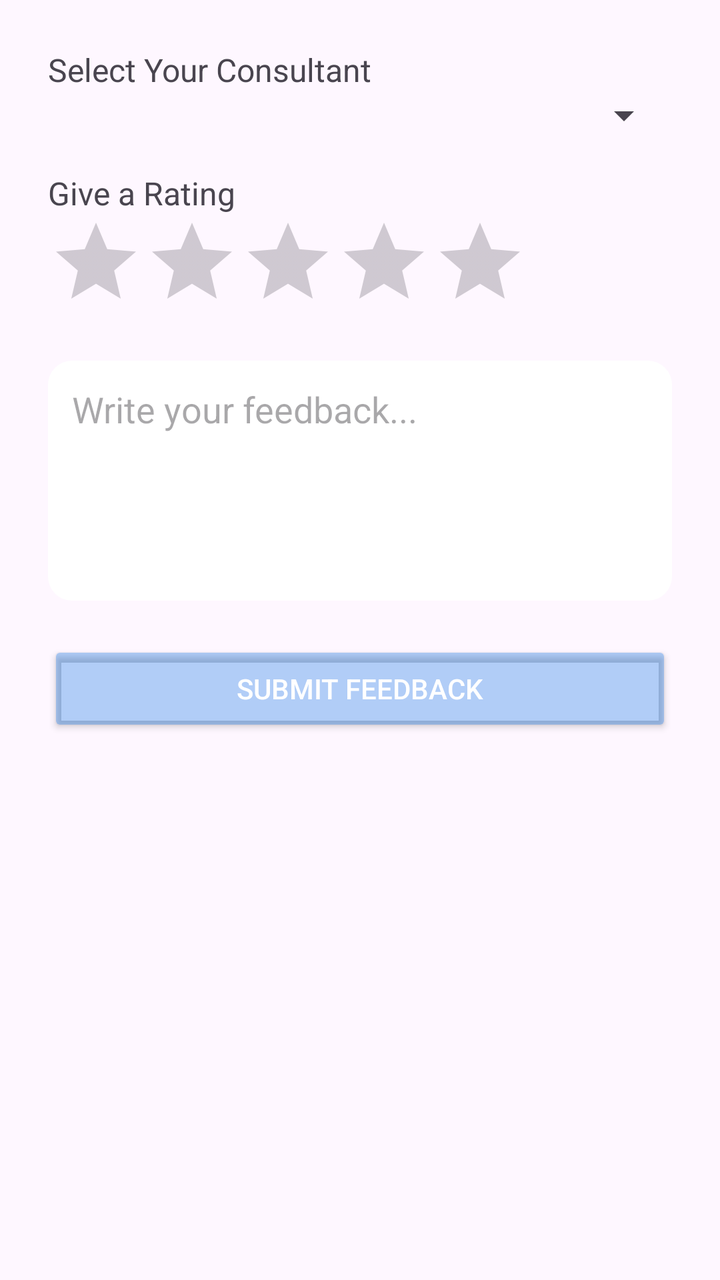
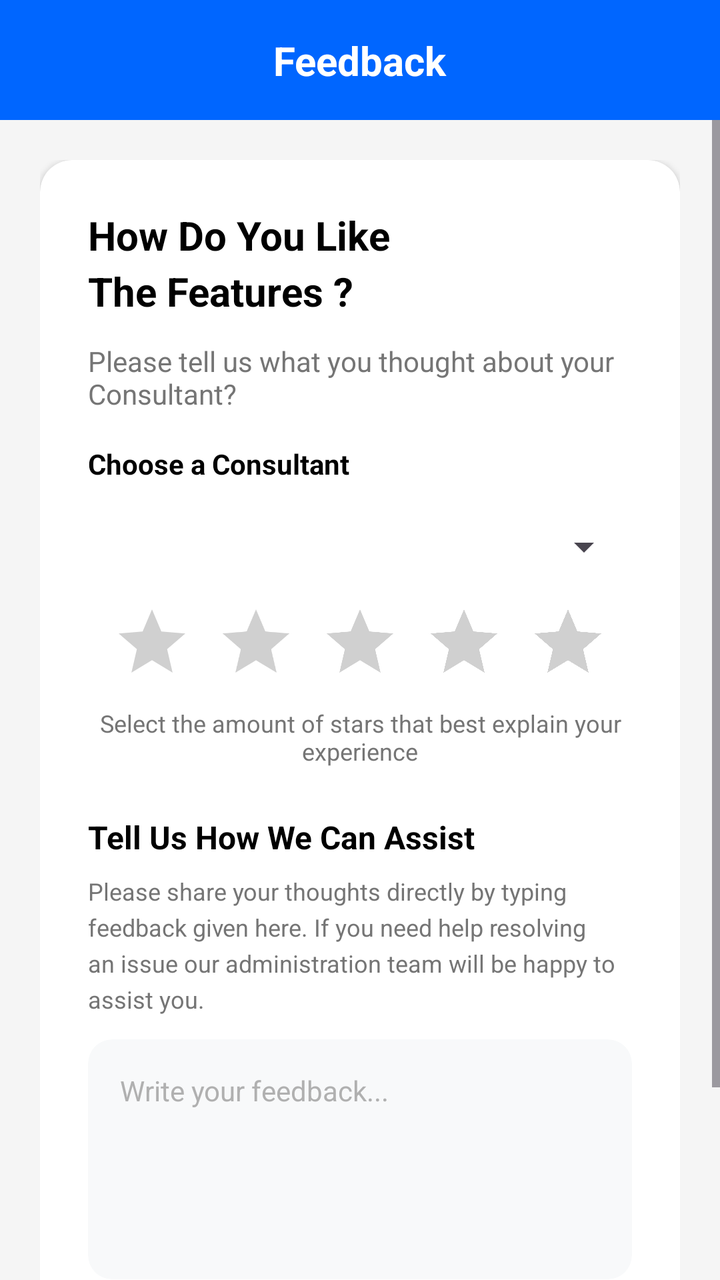

Compare the two renders of this Android layout. The source of the first and the diff that turns it into the second are given below.
<!-- AndroidManifest.xml: application theme Theme.AcadenceApp -->
<!-- res/layout/activity_feedback.xml -->
<ScrollView xmlns:android="http://schemas.android.com/apk/res/android"
    android:layout_width="match_parent"
    android:layout_height="match_parent"
    android:padding="24dp">

    <LinearLayout
        android:orientation="vertical"
        android:layout_width="match_parent"
        android:layout_height="wrap_content">

        <TextView
            android:text="Select Your Consultant"
            android:layout_width="match_parent"
            android:layout_height="wrap_content"
            android:textSize="16sp" />

        <Spinner
            android:id="@+id/consultantSpinner"
            android:layout_width="match_parent"
            android:layout_height="wrap_content" />

        <TextView
            android:text="Give a Rating"
            android:layout_width="match_parent"
            android:layout_height="wrap_content"
            android:layout_marginTop="16dp"
            android:textSize="16sp" />

        <RatingBar
            android:id="@+id/ratingBar"
            android:layout_width="wrap_content"
            android:layout_height="wrap_content"
            android:numStars="5"
            android:stepSize="1.0"
            android:layout_marginBottom="16dp" />

        <EditText
            android:id="@+id/commentsBox"
            android:hint="Write your feedback..."
            android:layout_width="match_parent"
            android:layout_height="120dp"
            android:background="@drawable/rounded_white_bg"
            android:gravity="top"
            android:padding="12dp"
            android:inputType="textMultiLine" />

        <Button
            android:id="@+id/submitBtn"
            android:text="Submit Feedback"
            android:layout_width="match_parent"
            android:layout_height="wrap_content"
            android:layout_marginTop="20dp"
            android:backgroundTint="@color/purple"
            android:textColor="@android:color/white" />

    </LinearLayout>
</ScrollView>
<!-- resources referenced by this layout -->
<resources>
  <color name="purple">#4E006DE6</color>
  <!-- drawable rounded_white_bg (drawable) -->
  <shape xmlns:android="http://schemas.android.com/apk/res/android"
      android:shape="rectangle">
      <solid android:color="@android:color/white" />
      <corners android:radius="12dp" />
  </shape>
  <style name="Theme.AcadenceApp" parent="Base.Theme.AcadenceApp" />
  <style name="Base.Theme.AcadenceApp" parent="Theme.Material3.DayNight.NoActionBar">
          <item name="colorPrimary">#0066FF</item>   
          <item name="colorPrimaryVariant">#004C99</item> 
          <item name="colorOnPrimary">#FFFFFF</item> 
      </style>
</resources>

<!-- the commit's change to res/layout/activity_feedback.xml (unified diff, before → after) -->
@@ -1,57 +1,239 @@
-<ScrollView xmlns:android="http://schemas.android.com/apk/res/android"
+<?xml version="1.0" encoding="utf-8"?>
+<androidx.constraintlayout.widget.ConstraintLayout
+    xmlns:android="http://schemas.android.com/apk/res/android"
+    xmlns:app="http://schemas.android.com/apk/res-auto"
     android:layout_width="match_parent"
     android:layout_height="match_parent"
-    android:padding="24dp">
-
-    <LinearLayout
-        android:orientation="vertical"
-        android:layout_width="match_parent"
-        android:layout_height="wrap_content">
+    android:background="#F5F5F5">
+
+    
+    <androidx.constraintlayout.widget.ConstraintLayout
+        android:id="@+id/topBar"
+        android:layout_width="0dp"
+        android:layout_height="60dp"
+        android:background="#0066FF"
+        app:layout_constraintTop_toTopOf="parent"
+        app:layout_constraintStart_toStartOf="parent"
+        app:layout_constraintEnd_toEndOf="parent">
 
         <TextView
-            android:text="Select Your Consultant"
+            android:layout_width="wrap_content"
+            android:layout_height="wrap_content"
+            android:text="Feedback"
+            android:textColor="@android:color/white"
+            android:textSize="20sp"
+            android:textStyle="bold"
+            app:layout_constraintTop_toTopOf="parent"
+            app:layout_constraintBottom_toBottomOf="parent"
+            app:layout_constraintStart_toStartOf="parent"
+            app:layout_constraintEnd_toEndOf="parent"/>
+    </androidx.constraintlayout.widget.ConstraintLayout>
+
+    <ScrollView
+        android:layout_width="0dp"
+        android:layout_height="0dp"
+        android:fillViewport="true"
+        app:layout_constraintTop_toBottomOf="@id/topBar"
+        app:layout_constraintBottom_toBottomOf="parent"
+        app:layout_constraintStart_toStartOf="parent"
+        app:layout_constraintEnd_toEndOf="parent">
+
+        <LinearLayout
             android:layout_width="match_parent"
             android:layout_height="wrap_content"
-            android:textSize="16sp" />
-
-        <Spinner
-            android:id="@+id/consultantSpinner"
-            android:layout_width="match_parent"
-            android:layout_height="wrap_content" />
-
-        <TextView
-            android:text="Give a Rating"
-            android:layout_width="match_parent"
-            android:layout_height="wrap_content"
-            android:layout_marginTop="16dp"
-            android:textSize="16sp" />
-
-        <RatingBar
-            android:id="@+id/ratingBar"
-            android:layout_width="wrap_content"
-            android:layout_height="wrap_content"
-            android:numStars="5"
-            android:stepSize="1.0"
-            android:layout_marginBottom="16dp" />
-
-        <EditText
-            android:id="@+id/commentsBox"
-            android:hint="Write your feedback..."
-            android:layout_width="match_parent"
-            android:layout_height="120dp"
-            android:background="@drawable/rounded_white_bg"
-            android:gravity="top"
-            android:padding="12dp"
-            android:inputType="textMultiLine" />
-
-        <Button
-            android:id="@+id/submitBtn"
-            android:text="Submit Feedback"
-            android:layout_width="match_parent"
-            android:layout_height="wrap_content"
-            android:layout_marginTop="20dp"
-            android:backgroundTint="@color/purple"
-            android:textColor="@android:color/white" />
-
-    </LinearLayout>
-</ScrollView>
+            android:orientation="vertical"
+            android:padding="20dp">
+
+            
+            <androidx.cardview.widget.CardView
+                android:layout_width="match_parent"
+                android:layout_height="wrap_content"
+                app:cardCornerRadius="16dp"
+                app:cardElevation="2dp"
+                android:backgroundTint="@android:color/white">
+
+                <LinearLayout
+                    android:layout_width="match_parent"
+                    android:layout_height="wrap_content"
+                    android:orientation="vertical"
+                    android:padding="24dp">
+
+                    
+                    <TextView
+                        android:layout_width="wrap_content"
+                        android:layout_height="wrap_content"
+                        android:text="How Do You Like\nThe Features ?"
+                        android:textSize="20sp"
+                        android:textStyle="bold"
+                        android:textColor="#000000"
+                        android:lineHeight="28dp"
+                        android:layout_marginBottom="12dp"/>
+
+                    
+                    <TextView
+                        android:layout_width="wrap_content"
+                        android:layout_height="wrap_content"
+                        android:text="Please tell us what you thought about your Consultant?"
+                        android:textSize="14sp"
+                        android:textColor="#757575"
+                        android:layout_marginBottom="16dp"/>
+
+                    
+                    <TextView
+                        android:layout_width="wrap_content"
+                        android:layout_height="wrap_content"
+                        android:text="Choose a Consultant"
+                        android:textSize="14sp"
+                        android:textColor="#000000"
+                        android:textStyle="bold"
+                        android:layout_marginBottom="8dp"/>
+
+                    
+                    <Spinner
+                        android:id="@+id/consultantSpinner"
+                        android:layout_width="match_parent"
+                        android:layout_height="48dp" />
+
+                    
+                    <LinearLayout
+                        android:layout_width="match_parent"
+                        android:layout_height="wrap_content"
+                        android:orientation="horizontal"
+                        android:gravity="center"
+                        android:layout_marginBottom="8dp">
+
+                        <ImageView
+                            android:id="@+id/star1"
+                            android:layout_width="48dp"
+                            android:layout_height="48dp"
+                            android:src="@drawable/ic_star"
+                            android:padding="4dp"
+                            android:clickable="true"
+                            android:focusable="true"
+                            android:contentDescription="1 star"
+                            app:tint="#D0D0D0"/>
+
+                        <ImageView
+                            android:id="@+id/star2"
+                            android:layout_width="48dp"
+                            android:layout_height="48dp"
+                            android:src="@drawable/ic_star"
+                            android:padding="4dp"
+                            android:clickable="true"
+                            android:focusable="true"
+                            android:contentDescription="2 stars"
+                            app:tint="#D0D0D0"
+                            android:layout_marginStart="4dp"/>
+
+                        <ImageView
+                            android:id="@+id/star3"
+                            android:layout_width="48dp"
+                            android:layout_height="48dp"
+                            android:src="@drawable/ic_star"
+                            android:padding="4dp"
+                            android:clickable="true"
+                            android:focusable="true"
+                            android:contentDescription="3 stars"
+                            app:tint="#D0D0D0"
+                            android:layout_marginStart="4dp"/>
+
+                        <ImageView
+                            android:id="@+id/star4"
+                            android:layout_width="48dp"
+                            android:layout_height="48dp"
+                            android:src="@drawable/ic_star"
+                            android:padding="4dp"
+                            android:clickable="true"
+                            android:focusable="true"
+                            android:contentDescription="4 stars"
+                            app:tint="#D0D0D0"
+                            android:layout_marginStart="4dp"/>
+
+                        <ImageView
+                            android:id="@+id/star5"
+                            android:layout_width="48dp"
+                            android:layout_height="48dp"
+                            android:src="@drawable/ic_star"
+                            android:padding="4dp"
+                            android:clickable="true"
+                            android:focusable="true"
+                            android:contentDescription="5 stars"
+                            app:tint="#D0D0D0"
+                            android:layout_marginStart="4dp"/>
+                    </LinearLayout>
+
+                    
+                    <TextView
+                        android:layout_width="match_parent"
+                        android:layout_height="wrap_content"
+                        android:text="Select the amount of stars that best explain your experience"
+                        android:textSize="12sp"
+                        android:textColor="#757575"
+                        android:gravity="center"
+                        android:layout_marginBottom="24dp"/>
+
+                    
+                    <TextView
+                        android:layout_width="wrap_content"
+                        android:layout_height="wrap_content"
+                        android:text="Tell Us How We Can Assist"
+                        android:textSize="16sp"
+                        android:textStyle="bold"
+                        android:textColor="#000000"
+                        android:layout_marginBottom="8dp"/>
+
+                    
+                    <TextView
+                        android:layout_width="wrap_content"
+                        android:layout_height="wrap_content"
+                        android:text="Please share your thoughts directly by typing feedback given here. If you need help resolving an issue our administration team will be happy to assist you."
+                        android:textSize="12sp"
+                        android:textColor="#757575"
+                        android:lineHeight="18dp"
+                        android:layout_marginBottom="12dp"/>
+
+                    
+                    <androidx.cardview.widget.CardView
+                        android:layout_width="match_parent"
+                        android:layout_height="wrap_content"
+                        app:cardCornerRadius="12dp"
+                        app:cardElevation="0dp"
+                        android:backgroundTint="#F8F9FA"
+                        android:layout_marginBottom="20dp">
+
+                        <EditText
+                            android:id="@+id/commentsBox"
+                            android:layout_width="match_parent"
+                            android:layout_height="120dp"
+                            android:hint="Write your feedback..."
+                            android:textColorHint="#B0B0B0"
+                            android:textColor="#000000"
+                            android:textSize="14sp"
+                            android:background="@android:color/transparent"
+                            android:gravity="top|start"
+                            android:padding="16dp"
+                            android:inputType="textMultiLine|textCapSentences"
+                            android:scrollbars="vertical"/>
+                    </androidx.cardview.widget.CardView>
+
+                    
+                    <com.google.android.material.button.MaterialButton
+                        android:id="@+id/submitBtn"
+                        android:layout_width="match_parent"
+                        android:layout_height="52dp"
+                        android:text="Send Feedback"
+                        android:textSize="16sp"
+                        android:textAllCaps="false"
+                        android:textStyle="bold"
+                        android:textColor="@android:color/white"
+                        android:backgroundTint="#0066FF"
+                        app:cornerRadius="26dp"
+                        app:elevation="0dp"/>
+
+                </LinearLayout>
+            </androidx.cardview.widget.CardView>
+
+        </LinearLayout>
+    </ScrollView>
+
+</androidx.constraintlayout.widget.ConstraintLayout>
<!-- resource entries referenced after the edit -->
@@ -1,12 +1,18 @@
 <!-- resources referenced by this layout -->
 <resources>
-  <color name="purple">#4E006DE6</color>
-  <!-- drawable rounded_white_bg (drawable) -->
-  <shape xmlns:android="http://schemas.android.com/apk/res/android"
-      android:shape="rectangle">
-      <solid android:color="@android:color/white" />
-      <corners android:radius="12dp" />
-  </shape>
+  <!-- drawable ic_star (drawable) -->
+  <?xml version="1.0" encoding="utf-8"?>
+  <vector xmlns:android="http://schemas.android.com/apk/res/android"
+      android:width="24dp"
+      android:height="24dp"
+      android:viewportWidth="24"
+      android:viewportHeight="24">
+      <path
+          android:fillColor="@android:color/black"
+          android:pathData="M12,17.27L18.18,21l-1.64,-7.03
+              L22,9.24l-7.19,-0.61L12,2 9.19,8.63
+              2,9.24l5.46,4.73L5.82,21z"/>
+  </vector>
   <style name="Theme.AcadenceApp" parent="Base.Theme.AcadenceApp" />
   <style name="Base.Theme.AcadenceApp" parent="Theme.Material3.DayNight.NoActionBar">
           <item name="colorPrimary">#0066FF</item>   
